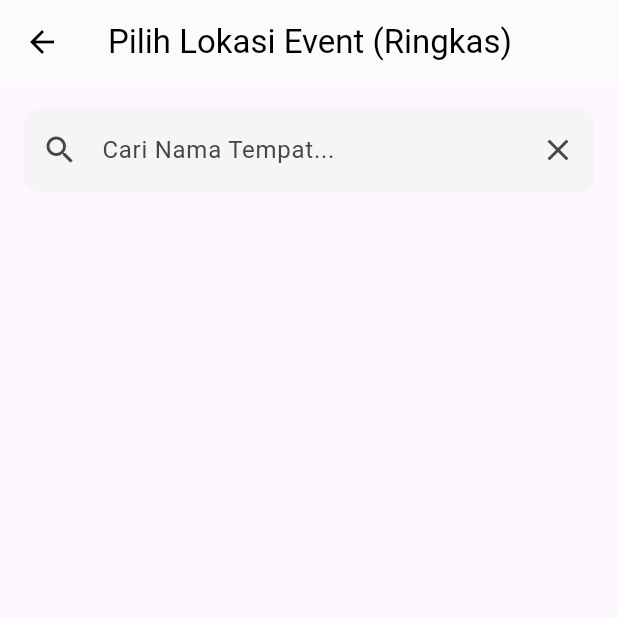
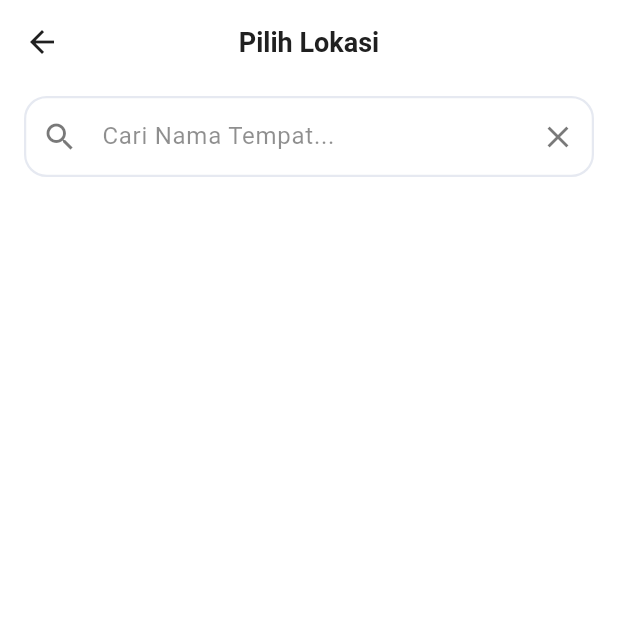
Before and after one commit to Adrianbahri/Eventku_MobileApp, a Flutter app: the ManualLocationSearchPage screen opened directly with empty values, on a phone screen of 412 x 824 dp, the top half of it. Run offline on Flutter 3.47's test engine with Material 3 defaults, Android fonts, the phone set to English and light mode, and no system bars; our stand-ins replace cloud_firestore, firebase_auth, firebase_core, firebase_storage, flutter_local_notifications, geocoding and 5 more; missing offline and left inert: add_2_calendar; accounts and stored records are empty.

Commit message:
Update ui

```diff
--- a/lib/Dahboard/LocationSearchPage.dart
+++ b/lib/Dahboard/LocationSearchPage.dart
@@ -1,10 +1,14 @@
-// eventku/Dahboard/LocationSearchPage.dart
-
 import 'dart:convert';
 import 'package:flutter/material.dart';
 import 'package:http/http.dart' as http;
 import 'package:uuid/uuid.dart';
+
+// PASTIKAN PATH INI SESUAI DI PROYEK ANDA
+import '../Fungsi/app_colors.dart';
 import '/Model/location_models.dart';
+
+
+// Asumsi: class LocationSearchResult sudah didefinisikan di location_models.dart
 
 class ManualLocationSearchPage extends StatefulWidget {
  final String googleApiKey;
@@ -17,9 +21,9 @@ class ManualLocationSearchPage extends StatefulWidget {
 class _ManualLocationSearchPageState extends State<ManualLocationSearchPage> {
  final TextEditingController _searchController = TextEditingController();
  List<dynamic> _placeList = [];
-  // Token sesi digunakan untuk mengelompokkan panggilan Autocomplete dan Details
  String _sessionToken = const Uuid().v4();
  var uuid = const Uuid();
+  bool _isLoading = false;
 
  @override
  void initState() {
@@ -29,20 +33,24 @@ class _ManualLocationSearchPageState extends State<ManualLocationSearchPage> {
 
  @override
  void dispose() {
+    _searchController.removeListener(_onChanged);
   _searchController.dispose();
   super.dispose();
  }
+
+// --- LOGIKA PENCARIAN & API ---
 
  void _onChanged() {
   if (_searchController.text.isEmpty || _searchController.text.length < 3) {
    if (mounted) {
     setState(() {
      _placeList = [];
+          _isLoading = false;
     });
    }
    return;
   }
-    // Membuat token sesi baru jika sudah kosong (misalnya setelah pengambilan detail)
+
   if (_sessionToken.isEmpty) {
     _sessionToken = uuid.v4();
   }
@@ -50,22 +58,26 @@ class _ManualLocationSearchPageState extends State<ManualLocationSearchPage> {
  }
 
  void _getSuggestions(String input) async {
+    if (!mounted) return;
+
+    setState(() {
+      _isLoading = true;
+    });
+
   try {
    String baseURL = 'https://maps.googleapis.com/maps/api/place/autocomplete/json';
-      // Tambahkan filter 'components=country:id' untuk saran di Indonesia
    String request = '$baseURL?input=$input&key=${widget.googleApiKey}&sessiontoken=$_sessionToken&components=country:id';
 
    var response = await http.get(Uri.parse(request));
    var data = json.decode(response.body);
 
-      debugPrint('API Status: ${data['status']}');
+    if (!mounted) return;
 
    if (response.statusCode == 200 && data['status'] == 'OK') {
-        if (mounted) {
     setState(() {
      _placeList = data['predictions'];
+            _isLoading = false;
     });
-        }
    } else {
     if (mounted) {
      ScaffoldMessenger.of(context).showSnackBar(
@@ -73,6 +85,7 @@ class _ManualLocationSearchPageState extends State<ManualLocationSearchPage> {
      );
      setState(() {
       _placeList = [];
+            _isLoading = false;
      });
     }
    }
@@ -81,31 +94,37 @@ class _ManualLocationSearchPageState extends State<ManualLocationSearchPage> {
    if (mounted) {
     setState(() {
      _placeList = [];
+          _isLoading = false;
     });
    }
   }
  }
 
  Future<void> _getPlaceDetails(String placeId, String primaryText) async {
+    if (!mounted) return;
+
+    setState(() => _isLoading = true);
+
   String detailsURL = 'https://maps.googleapis.com/maps/api/place/details/json';
-    // Meminta geometry (latitude/longitude)
   String detailsRequest = '$detailsURL?place_id=$placeId&key=${widget.googleApiKey}&sessiontoken=$_sessionToken&fields=geometry,name,formatted_address';
 
   var response = await http.get(Uri.parse(detailsRequest));
   var data = json.decode(response.body);
 
-    // Akhiri sesi setelah panggilan details berhasil
+
   if (mounted) {
    setState(() {
     _sessionToken = '';
+        _isLoading = false;
    });
+  } else {
+      return;
     }
 
   if (data['status'] == 'OK' && mounted) {
    final location = data['result']['geometry']['location'];
 
    final result = LocationSearchResult(
-        // PENTING: Menggunakan primaryText (nama tempat ringkas) sebagai addressName yang akan disimpan
     addressName: primaryText,
     latitude: location['lat'],
     longitude: location['lng'],
@@ -119,53 +138,119 @@ class _ManualLocationSearchPageState extends State<ManualLocationSearchPage> {
   }
  }
 
+// --- WIDGET STYLING KUSTOM ---
+
+  Widget _buildSearchField() {
+    // Definisikan Border Side (Pasif dan Aktif)
+    final passiveBorderSide = BorderSide(
+      color: AppColors.secondary.withOpacity(0.1), // Biru 10%
+      width: 1.5,
+    );
+    final activeBorderSide = const BorderSide(
+      color: AppColors.secondary, // Biru 100%
+      width: 1.5,
+    );
+
+    // Definisikan Border Outline yang digunakan berulang
+    final inputBorder = OutlineInputBorder(
+      borderRadius: BorderRadius.circular(15),
+    );
+
+    return Padding(
+      padding: const EdgeInsets.symmetric(horizontal: 16.0, vertical: 8.0),
+      child: TextField(
+        controller: _searchController,
+        style: const TextStyle(color: AppColors.textDark),
+        decoration: InputDecoration(
+          hintText: "Cari Nama Tempat...",
+          hintStyle: TextStyle(color: AppColors.textDark.withOpacity(0.5)),
+
+          prefixIcon: Icon(Icons.search, color: AppColors.textDark.withOpacity(0.6)),
+
+          suffixIcon: IconButton(
+            icon: Icon(Icons.close, color: AppColors.textDark.withOpacity(0.6)),
+            onPressed: () {
+              _searchController.clear();
+              _onChanged();
+            },
+          ),
+
+          filled: true,
+          fillColor: AppColors.inputBg,
+          contentPadding: const EdgeInsets.symmetric(vertical: 15.0, horizontal: 10.0),
+
+          // --- PENERAPAN BORDER YANG DIMINTA ---
+
+          // Border default (Pasif 10%)
+          border: inputBorder.copyWith(borderSide: passiveBorderSide),
+
+          // Border saat tidak fokus (Pasif 10%)
+          enabledBorder: inputBorder.copyWith(borderSide: passiveBorderSide),
+
+          // Border saat fokus (Aktif 100%)
+          focusedBorder: inputBorder.copyWith(borderSide: activeBorderSide),
+        ),
+      ),
+    );
+  }
+
+// --- WIDGET UTAMA (BUILD) ---
+
  @override
  Widget build(BuildContext context) {
   return Scaffold(
+      backgroundColor: AppColors.background,
    appBar: AppBar(
-        title: const Text("Pilih Lokasi Event (Ringkas)"),
+    title: const Text(
+          "Pilih Lokasi",
+          style: TextStyle(fontWeight: FontWeight.bold, fontSize: 18)
+        ),
     centerTitle: true,
-        backgroundColor: Colors.white,
-        foregroundColor: Colors.black,
-        elevation: 0.5,
+    backgroundColor: AppColors.background,
+    foregroundColor: AppColors.textDark,
+    elevation: 0.0,
    ),
    body: Column(
     children: [
-          Padding(
-            padding: const EdgeInsets.all(16.0),
-            child: TextField(
-              controller: _searchController,
-              decoration: InputDecoration(
-                hintText: "Cari Nama Tempat...",
-                prefixIcon: const Icon(Icons.search),
-                suffixIcon: IconButton(
-                  icon: const Icon(Icons.clear),
-                  onPressed: () => _searchController.clear(),
-                ),
-                filled: true,
-                fillColor: Colors.grey.shade100,
-                border: OutlineInputBorder(
-                  borderRadius: BorderRadius.circular(10),
-                  borderSide: BorderSide.none,
-                ),
-              ),
-            ),
+          // Search Field Kustom
+     _buildSearchField(),
+
+
+          // Indikator Loading
+          if (_isLoading)
+            const Padding(
+              padding: EdgeInsets.all(20.0),
+              child: CircularProgressIndicator(color: AppColors.primary),
             ),
 
+          // Menampilkan Saran Lokasi
      Expanded(
-            child: ListView.builder(
+      child: ListView.separated(
               itemCount: _placeList.length,
+              separatorBuilder: (context, index) => const Divider(
+                height: 0,
+                indent: 20,
+                endIndent: 20,
+                color: Color(0xFFEEEEEE),
+              ),
        itemBuilder: (context, index) {
         final prediction = _placeList[index];
 
+        // Menggunakan structured_formatting untuk tampilan List
         final primaryText = prediction['structured_formatting']['main_text'];
         final secondaryText = prediction['structured_formatting']['secondary_text'];
 
         return ListTile(
-                  title: Text(primaryText),
-                  subtitle: Text(secondaryText),
+                  leading: const Icon(Icons.location_on, color: AppColors.primary),
+         title: Text(
+                    primaryText,
+                    style: const TextStyle(fontWeight: FontWeight.bold, color: AppColors.textDark, fontSize: 16),
+                  ),
+         subtitle: Text(
+                    secondaryText,
+                    style: TextStyle(color: AppColors.textDark.withOpacity(0.6), fontSize: 13),
+                  ),
          onTap: () {
-                    // Panggil Place Details dan teruskan primaryText
           _getPlaceDetails(prediction['place_id'], primaryText);
          },
         );
```
Also changed, not shown: lib/Dahboard/manualLocationPage.dart (deleted, +0 -175 lines). Lines whose indentation alone changed are shown as unchanged.
